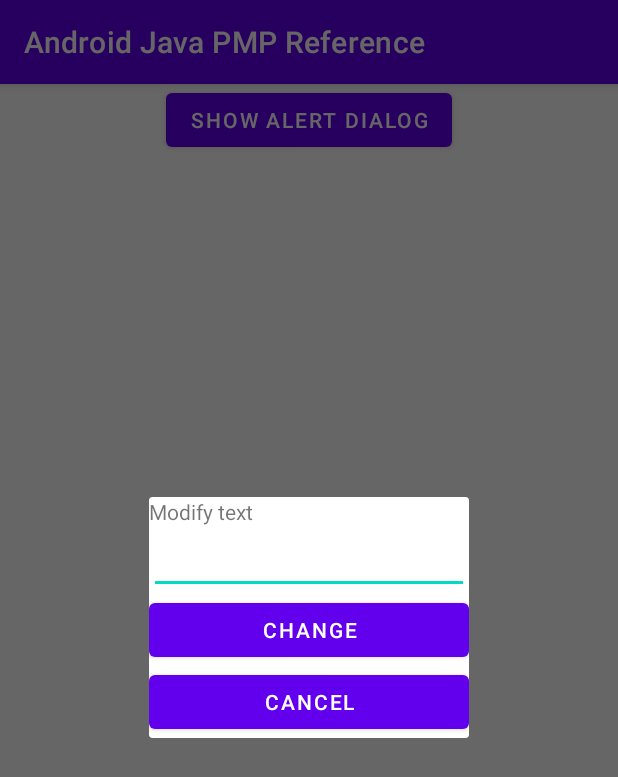
After one commit to matevskial/android-java-pmp-reference, an Android app: the fragment CustomDialogFragment placed in its activity, on a phone screen of 412 x 824 dp. The commit adds this screen. Shown: the top 777 px of the screen. Run offline under Robolectric (Android 15) with nearby library versions, the phone set to English and light mode, and no system bars.

Commit message:
Write code to demonstrate AlertDialog and custom dialog

```diff
--- a/app/src/main/AndroidManifest.xml
+++ b/app/src/main/AndroidManifest.xml
@@ -9,7 +9,8 @@
         android:roundIcon="@mipmap/ic_launcher_round"
         android:supportsRtl="true"
         android:theme="@style/Theme.AndroidJavaPMPReference">
-        <activity android:name=".FragmentExampleActivity"></activity>
+        <activity android:name=".DialogsExampleActivity" />
+        <activity android:name=".FragmentExampleActivity" />
         <activity android:name=".CalledWithIntentActivity" />
         <activity android:name=".IntentExampleActivity" />
         <activity android:name=".RecyclerViewExampleActivity" />
--- /dev/null
+++ b/app/src/main/java/com/matevskial/androidjavapmpreference/CustomDialogFragment.java
@@ -0,0 +1,70 @@
+package com.matevskial.androidjavapmpreference;
+
+import android.os.Bundle;
+
+import androidx.fragment.app.DialogFragment;
+import androidx.fragment.app.Fragment;
+
+import android.view.LayoutInflater;
+import android.view.View;
+import android.view.ViewGroup;
+import android.widget.Button;
+import android.widget.EditText;
+
+/**
+ * A simple {@link Fragment} subclass.
+ * Use the {@link CustomDialogFragment#newInstance} factory method to
+ * create an instance of this fragment.
+ */
+public class CustomDialogFragment extends DialogFragment {
+
+    private Button positiveButton;
+    private Button negativeButton;
+    private EditText editText;
+
+    public CustomDialogFragment() {
+        // Required empty public constructor
+    }
+
+    /**
+     * Use this factory method to create a new instance of
+     * this fragment using the provided parameters.
+     *
+     * @return A new instance of fragment CustomDialogFragment.
+     */
+    public static CustomDialogFragment newInstance() {
+        return new CustomDialogFragment();
+    }
+
+    @Override
+    public void onCreate(Bundle savedInstanceState) {
+        super.onCreate(savedInstanceState);
+    }
+
+    @Override
+    public View onCreateView(LayoutInflater inflater, ViewGroup container,
+                             Bundle savedInstanceState) {
+        // Inflate the layout for this fragment
+        View v = inflater.inflate(R.layout.dialogfragment_custom_dialog, container, false);
+        DialogsExampleActivity parentActivity = (DialogsExampleActivity) getActivity();
+        positiveButton = v.findViewById(R.id.positiveButton);
+        negativeButton = v.findViewById(R.id.negativeButton);
+        editText = v.findViewById(R.id.editText);
+
+        return v;
+    }
+
+    @Override
+    public void onActivityCreated(Bundle savedInstanceState) {
+        super.onActivityCreated(savedInstanceState);
+        DialogsExampleActivity parentActivity = (DialogsExampleActivity) getActivity();
+        positiveButton.setOnClickListener(listenedView -> {
+            if(parentActivity != null) {
+                parentActivity.changeText(editText.getText().toString());
+            }
+            dismiss();
+        });
+
+        negativeButton.setOnClickListener(listenedView -> dismiss());
+    }
+}
--- /dev/null
+++ b/app/src/main/java/com/matevskial/androidjavapmpreference/DialogsExampleActivity.java
@@ -0,0 +1,51 @@
+package com.matevskial.androidjavapmpreference;
+
+import androidx.appcompat.app.AlertDialog;
+import androidx.appcompat.app.AppCompatActivity;
+import androidx.fragment.app.FragmentManager;
+
+import android.os.Bundle;
+import android.widget.Button;
+import android.widget.TextView;
+
+public class DialogsExampleActivity extends AppCompatActivity {
+    private Button showAlertDialogButton;
+    private Button showCustomDialogButton;
+    private TextView textView;
+
+    private String text;
+    @Override
+    protected void onCreate(Bundle savedInstanceState) {
+        super.onCreate(savedInstanceState);
+        setContentView(R.layout.activity_dialogs_example);
+        showAlertDialogButton = findViewById(R.id.showAlertDialogButton);
+        showCustomDialogButton = findViewById(R.id.showCustomDialogButton);
+        textView = findViewById(R.id.textView);
+
+        text = "Some text";
+        textView.setText(text);
+
+        showAlertDialogButton.setOnClickListener(v -> {
+            AlertDialog.Builder builder = new AlertDialog.Builder(this);
+            builder.setTitle("Confirm modification");
+            builder.setMessage("Do you want to modify the text?");
+            builder.setPositiveButton("Yes", (dialog, id) -> {
+                text += " x";
+                textView.setText(text);
+            });
+            builder.setNegativeButton("No", (dialog, id) -> dialog.cancel());
+            builder.create().show();
+        });
+
+        showCustomDialogButton.setOnClickListener(v -> {
+            FragmentManager manager = getSupportFragmentManager();
+            CustomDialogFragment fragment = CustomDialogFragment.newInstance();
+            fragment.show(manager, "CUSTOM_FRAGMENT");
+        });
+    }
+
+    protected void changeText(String newText) {
+        text = newText;
+        textView.setText(text);
+    }
+}
--- a/app/src/main/java/com/matevskial/androidjavapmpreference/MainActivity.java
+++ b/app/src/main/java/com/matevskial/androidjavapmpreference/MainActivity.java
@@ -22,6 +22,7 @@ public class MainActivity extends AppCompatActivity {
     private Button recyclerViewExampleButton;
     private Button intentExampleButton;
     private Button fragmentExampleButton;
+    private Button dialogsExampleButton;
 
     /**
      * Predefined methods like this are called for the setup of the activity
@@ -36,6 +37,7 @@ public class MainActivity extends AppCompatActivity {
         recyclerViewExampleButton = findViewById(R.id.recyclerViewExampleButton);
         intentExampleButton = findViewById(R.id.intentExampleButton);
         fragmentExampleButton = findViewById(R.id.fragmentExampleButton);
+        dialogsExampleButton = findViewById(R.id.dialogsExampleButton);
 
         constraintExampleButton.setOnClickListener(v -> {
             Intent intent = new Intent(this, ConstraintExampleActivity.class);
@@ -61,5 +63,10 @@ public class MainActivity extends AppCompatActivity {
             Intent intent = new Intent(this, FragmentExampleActivity.class);
             startActivity(intent);
         });
+
+        dialogsExampleButton.setOnClickListener(v -> {
+            Intent intent = new Intent(this, DialogsExampleActivity.class);
+            startActivity(intent);
+        });
     }
 }
--- /dev/null
+++ b/app/src/main/res/layout/activity_dialogs_example.xml
@@ -0,0 +1,37 @@
+<?xml version="1.0" encoding="utf-8"?>
+<androidx.constraintlayout.widget.ConstraintLayout xmlns:android="http://schemas.android.com/apk/res/android"
+    xmlns:app="http://schemas.android.com/apk/res-auto"
+    xmlns:tools="http://schemas.android.com/tools"
+    android:layout_width="match_parent"
+    android:layout_height="match_parent"
+    tools:context=".DialogsExampleActivity">
+
+    <Button
+        android:id="@+id/showAlertDialogButton"
+        android:layout_width="wrap_content"
+        android:layout_height="wrap_content"
+        android:text="@string/showAlertDialogButton"
+        app:layout_constraintEnd_toEndOf="parent"
+        app:layout_constraintStart_toStartOf="parent"
+        app:layout_constraintTop_toTopOf="parent" />
+
+    <Button
+        android:id="@+id/showCustomDialogButton"
+        android:layout_width="wrap_content"
+        android:layout_height="wrap_content"
+        android:text="@string/showCustomDialogButton"
+        app:layout_constraintBottom_toBottomOf="parent"
+        app:layout_constraintEnd_toEndOf="parent"
+        app:layout_constraintStart_toStartOf="parent"
+        app:layout_constraintTop_toBottomOf="@+id/showAlertDialogButton" />
+
+    <TextView
+        android:id="@+id/textView"
+        android:layout_width="wrap_content"
+        android:layout_height="wrap_content"
+        android:layout_marginTop="299dp"
+        app:layout_constraintBottom_toTopOf="@+id/showCustomDialogButton"
+        app:layout_constraintEnd_toEndOf="parent"
+        app:layout_constraintStart_toStartOf="parent"
+        app:layout_constraintTop_toTopOf="@+id/showAlertDialogButton" />
+</androidx.constraintlayout.widget.ConstraintLayout>
--- a/app/src/main/res/layout/activity_main.xml
+++ b/app/src/main/res/layout/activity_main.xml
@@ -53,6 +53,11 @@
                 android:layout_width="match_parent"
                 android:layout_height="wrap_content"
                 android:text="@string/fragmentExampleButton" />
+            <Button
+                android:id="@+id/dialogsExampleButton"
+                android:layout_width="match_parent"
+                android:layout_height="wrap_content"
+                android:text="@string/dialogsExampleButton" />
         </LinearLayout>
     </ScrollView>
 </LinearLayout>
--- /dev/null
+++ b/app/src/main/res/layout/dialogfragment_custom_dialog.xml
@@ -0,0 +1,36 @@
+<?xml version="1.0" encoding="utf-8"?>
+<LinearLayout xmlns:android="http://schemas.android.com/apk/res/android"
+    xmlns:tools="http://schemas.android.com/tools"
+    android:layout_width="match_parent"
+    android:layout_height="match_parent"
+    android:orientation="vertical"
+    tools:context=".CustomDialogFragment">
+
+    <TextView
+        android:id="@+id/titleTextView"
+        android:layout_width="match_parent"
+        android:layout_height="match_parent"
+        android:text="@string/titleTextView" />
+
+    <EditText
+        android:id="@+id/editText"
+        android:layout_width="match_parent"
+        android:layout_height="wrap_content"
+        android:ems="10"
+        android:inputType="textPersonName" />
+
+    <Button
+        android:id="@+id/positiveButton"
+        android:layout_width="match_parent"
+        android:layout_height="wrap_content"
+        android:text="@string/positiveButton" />
+
+    <Button
+        android:id="@+id/negativeButton"
+        android:layout_width="match_parent"
+        android:layout_height="wrap_content"
+        android:text="@string/negativeButton" />
+
+
+
+</LinearLayout>
--- a/app/src/main/res/values/strings.xml
+++ b/app/src/main/res/values/strings.xml
@@ -10,4 +10,10 @@
     <string name="startActivityButton">Start other activity with extra data</string>
     <string name="closeActivityButton">Close this activity</string>
     <string name="fragmentExampleButton">Fragment example activity</string>
+    <string name="dialogsExampleButton">Dialogs example activity</string>
+    <string name="titleTextView">Modify text</string>
+    <string name="positiveButton">Change</string>
+    <string name="negativeButton">Cancel</string>
+    <string name="showAlertDialogButton">Show alert dialog</string>
+    <string name="showCustomDialogButton">Show custom dialog</string>
 </resources>
```
